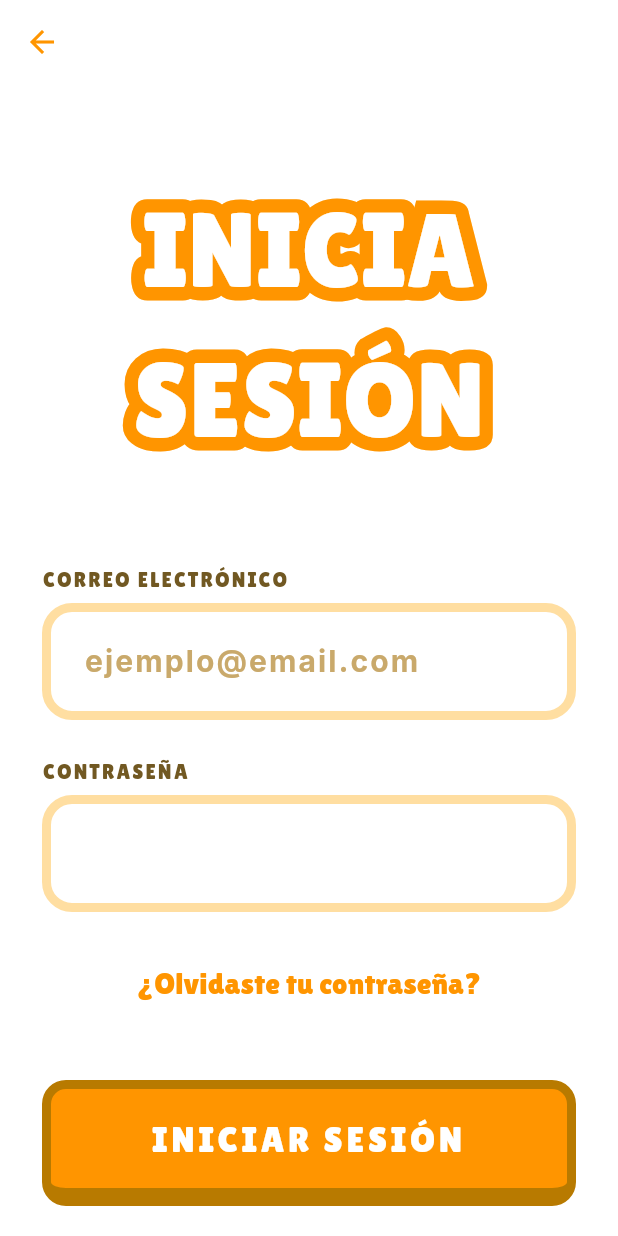
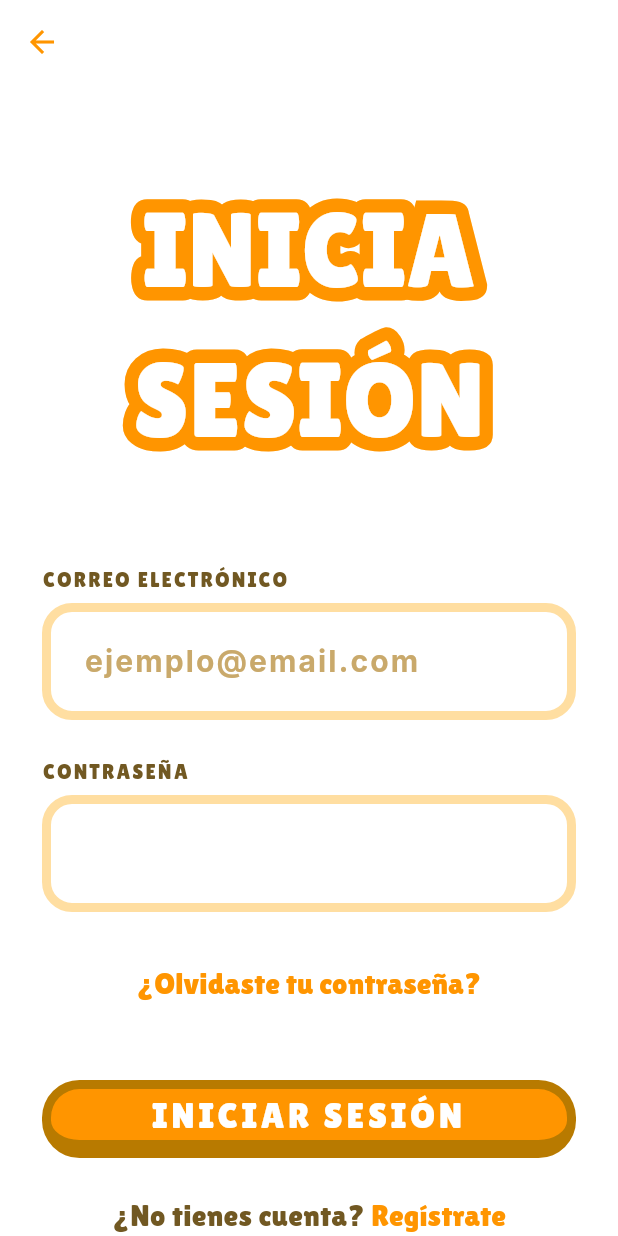
Before and after one commit to Lakypayiui/TT1, a Flutter app: the screen it shows after launch, after a tap on "INICIAR SESIÓN", on a phone screen of 412 x 824 dp. Run offline on Flutter 3.47's test engine with Material 3 defaults, Android fonts, the phone set to English and light mode, and no system bars; our stand-ins replace flutter_markdown, google_fonts, lottie; missing offline and left inert: llamadart.

Commit message:
refactor: enhance main function for async initialization, improve welcome screen layout, and add custom back button widget

```diff
--- a/chat_v1/lib/main.dart
+++ b/chat_v1/lib/main.dart
@@ -1,7 +1,13 @@
 import 'package:flutter/material.dart';
+import 'package:flutter/services.dart';
 import 'screens/welcome_screen.dart';
 
-void main() {
+void main() async  {
+  WidgetsFlutterBinding.ensureInitialized();
+
+  await SystemChrome.setPreferredOrientations([
+    DeviceOrientation.portraitUp,
+  ]);
   runApp(const MyApp());
 }
 
--- a/chat_v1/lib/screens/welcome_screen.dart
+++ b/chat_v1/lib/screens/welcome_screen.dart
@@ -9,37 +9,45 @@
 
   @override
   Widget build(BuildContext context) {
+    final size = MediaQuery.of(context).size;
+    final height = size.height;
+    final width = size.width;
     return Scaffold(
       backgroundColor: Colors.white,
       body: SafeArea(
         child: Center(
           child: Column(
-            mainAxisAlignment: MainAxisAlignment.center,
             children: [
-              const Spacer(flex: 2),
+              SizedBox(height: height * 0.08),
+
               CustomStrokedText(
                 text: "BIENVENIDO",
-                fontSize: 70,              // puedes bajarlo a 60–65 si se ve muy grande
+                fontSize: width * 0.16, // escala con pantalla
                 strokeColor: const Color(0xFFFF9500),
-                strokeWidth: 18,           // 16–22 suele verse bien con Lilita One
+                strokeWidth: width * 0.04,
                 fillColor: Colors.white,
                 textAlign: TextAlign.center,
               ),
-              const SizedBox(height: 40),
+
+              SizedBox(height: height * 0.05),
+
               CustomOrangeButton(
                 text: "INICIAR SESIÓN",
-                onPressed: () {
+                onPressed: () async {
+                  await Future.delayed(const Duration(milliseconds: 150)); // ajusta el tiempo
+
                   Navigator.push(
                     context,
                     MaterialPageRoute(builder: (_) => const LoginScreen()),
                   );
                 },
-                fontSize: 36,
-                width: 342,
-                height: 106,
-                padding: EdgeInsets.zero,
+                fontSize: width * 0.09,
+                width: width * 0.87,
+                height: height * 0.12,
               ),
-              const SizedBox(height: 20),
+
+              SizedBox(height: height * 0.02),
+
               CustomOrangeButton(
                 text: "REGISTRARSE",
                 onPressed: () {
@@ -48,15 +56,18 @@
                     MaterialPageRoute(builder: (_) => const RegisterScreen()),
                   );
                 },
-                fontSize: 36,
-                width: 342,
-                height: 106,
-                padding: EdgeInsets.zero,
+                fontSize: width * 0.09,
+                width: width * 0.87,
+                height: height * 0.12,
               ),
-              const Spacer(flex: 2),
-              Image.asset(
-                'assets/images/cheetah.png',
-                height: 450,
+
+              SizedBox(height: height * 0.04),
+
+              Expanded(
+                child: Image.asset(
+                  'assets/images/cheetah.png',
+                  fit: BoxFit.contain,
+                ),
               ),
             ],
           ),
--- a/chat_v1/lib/widgets/custom_orange_button.dart
+++ b/chat_v1/lib/widgets/custom_orange_button.dart
@@ -17,7 +17,7 @@
     this.fontSize = 24,
     this.width,
     this.height,
-    this.padding = const EdgeInsets.symmetric(horizontal: 32, vertical: 16),
+    this.padding = const EdgeInsets.symmetric(horizontal: 32, vertical: 4),
   });
 
   @override
@@ -34,7 +34,6 @@
     final borderColor = const Color(0xFFB87A00);
     final textColor = Colors.white;
 
-    // 👇 desplazamiento vertical
     double offsetY = 0;
     if (_isPressed) {
       offsetY = 12; // baja cuando se presiona
@@ -62,7 +61,21 @@
       onPanStart: (_) => setState(() => _isHover = true),
       onPanEnd: (_) => setState(() => _isHover = false),
 
-      onTap: widget.onPressed,
+      onTap: () async {
+        setState(() {
+          _isPressed = true;
+        });
+
+        await Future.delayed(const Duration(milliseconds: 120));
+
+        setState(() {
+          _isPressed = false;
+        });
+
+        await Future.delayed(const Duration(milliseconds: 80));
+
+        widget.onPressed();
+      },
 
       child: AnimatedContainer(
         duration: const Duration(milliseconds: 100),
@@ -72,7 +85,7 @@
         padding: widget.padding,
         decoration: BoxDecoration(
           color: _isPressed ? bgColor.withOpacity(0.9) : bgColor,
-          borderRadius: BorderRadius.circular(16),
+          borderRadius: BorderRadius.circular(25),
           border: Border(
             top: BorderSide(color: borderColor, width: 6),
             left: BorderSide(color: borderColor, width: 6),
@@ -90,6 +103,7 @@
             color: textColor,
             fontSize: widget.fontSize,
             letterSpacing: 2.5,
+            height: 1.1,
           ),
         ),
       ),
--- a/chat_v1/pubspec.yaml
+++ b/chat_v1/pubspec.yaml
@@ -15,6 +15,8 @@
   google_fonts: ^6.2.1
   lottie: ^3.1.2
   provider: ^6.1.2
+  sqflite: ^2.0.0
+  path: ^1.8.0
 
 dev_dependencies:
   flutter_test:
```
Also changed, not shown: chat_v1/lib/widgets/custom_back_button.dart (added, +42 -0 lines).
